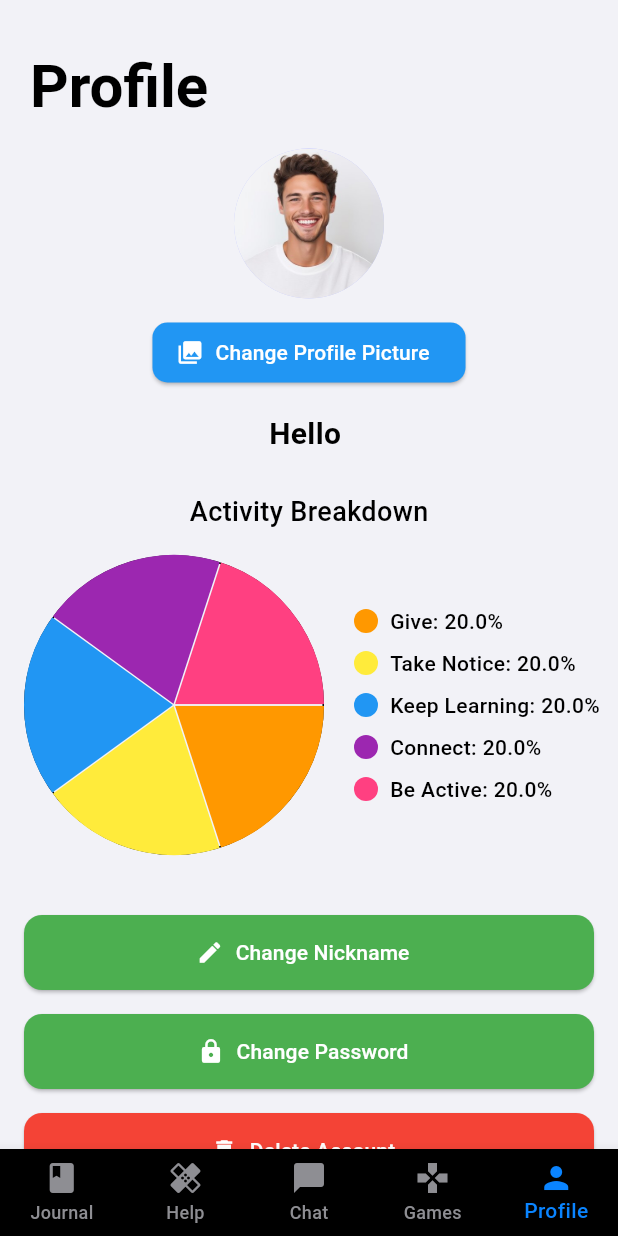
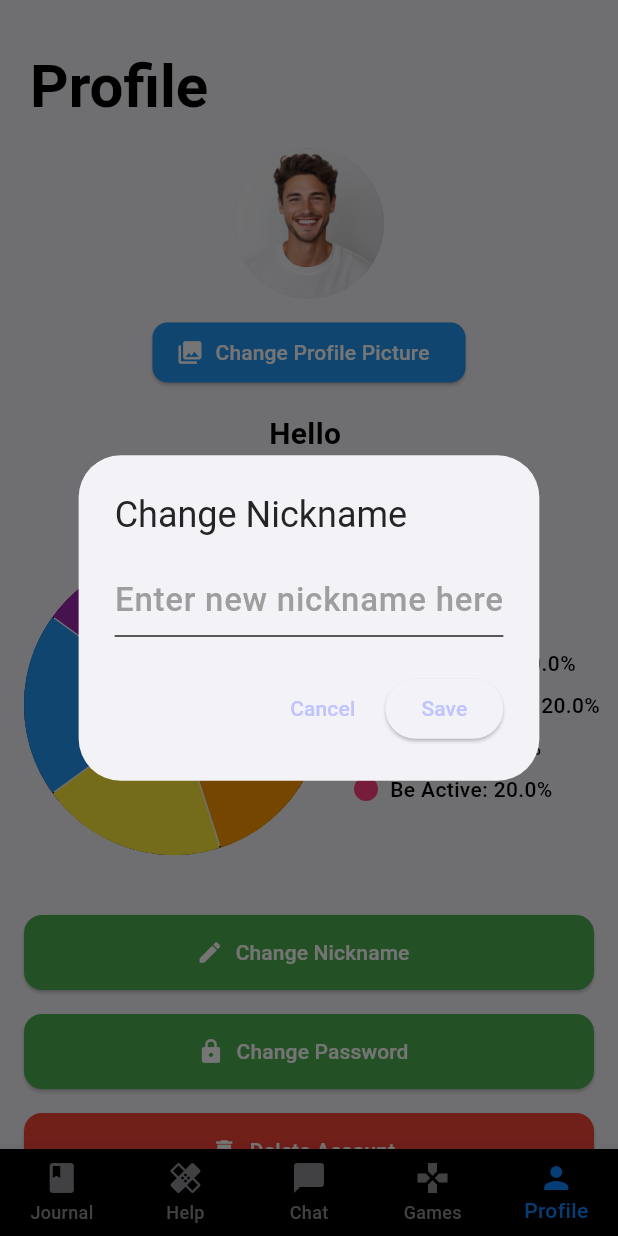
Before and after one commit to jamesdeal89/UniCare, a Flutter app: the screen it shows after launch, after a tap on "Demo Mode", after a tap on "Change Nickname", on a phone screen of 412 x 824 dp. Run offline on Flutter 3.47's test engine with Material 3 defaults, Android fonts, the phone set to English and light mode, and no system bars; our stand-ins replace firebase_auth, firebase_core, image_picker, shared_preferences, sqflite; accounts and stored records are empty; network calls fail.

Commit message:
Implement Change Nickname button logic

```diff
--- a/team_31_health_app/lib/views/profile/profileView.dart
+++ b/team_31_health_app/lib/views/profile/profileView.dart
@@ -44,6 +44,38 @@ class _ProfileViewState extends State<ProfileView> {
     });
   }
 
+  void _changeNickname() async{
+    final controller = TextEditingController(text: _nickname);
+    final prefs = await SharedPreferences.getInstance();
+
+    showDialog(
+      context: context,
+      builder: (context) => AlertDialog(
+        title: const Text("Change Nickname"),
+        content: TextField(
+          controller: controller,
+          decoration: const InputDecoration(hintText: "Enter new nickname here"),
+        ),
+        actions: [
+          TextButton(
+            onPressed: () { Navigator.of(context).pop();},
+            child: const Text("Cancel"),
+          ),
+          ElevatedButton(
+            onPressed: () {
+              setState(() {
+                _nickname = controller.text;
+              });
+              prefs.setString('nickname', _nickname);
+              Navigator.of(context).pop();
+            },
+            child: const Text("Save"),
+          ),
+        ],
+      ),
+    );
+  }
+
 
   late Future<List<Map<String, Object>>> activityData;
   @override
@@ -59,7 +91,6 @@ class _ProfileViewState extends State<ProfileView> {
       context: context,
       builder: (_) => Dialog(
         backgroundColor: Colors.transparent,
-
         child: SafeArea(
           child: GestureDetector(
             onTap: () => Navigator.of(context).pop(),
@@ -207,7 +238,7 @@ class _ProfileViewState extends State<ProfileView> {
                           _buildActivityPieChart(total),
 
                           const SizedBox(height: 32),
-                          _buildActionButton(context, "Change Nickname", Icons.edit, () {}, color: Colors.green),
+                          _buildActionButton(context, "Change Nickname", Icons.edit, _changeNickname, color: Colors.green),
                           // For the sake of the demo, the buttons below are placeholders
                           _buildActionButton(context, "Change Password", Icons.lock, () {}, color: Colors.green),
                           _buildActionButton(context, "Delete Account", Icons.delete_forever, () {}, color: Colors.red),
```
